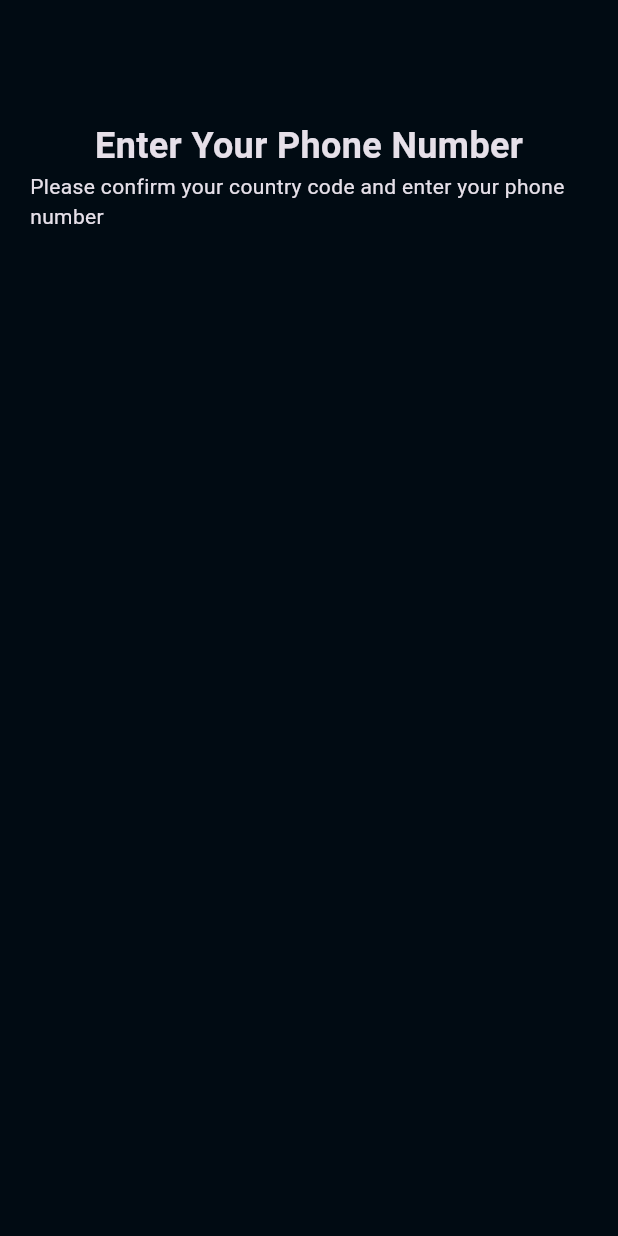
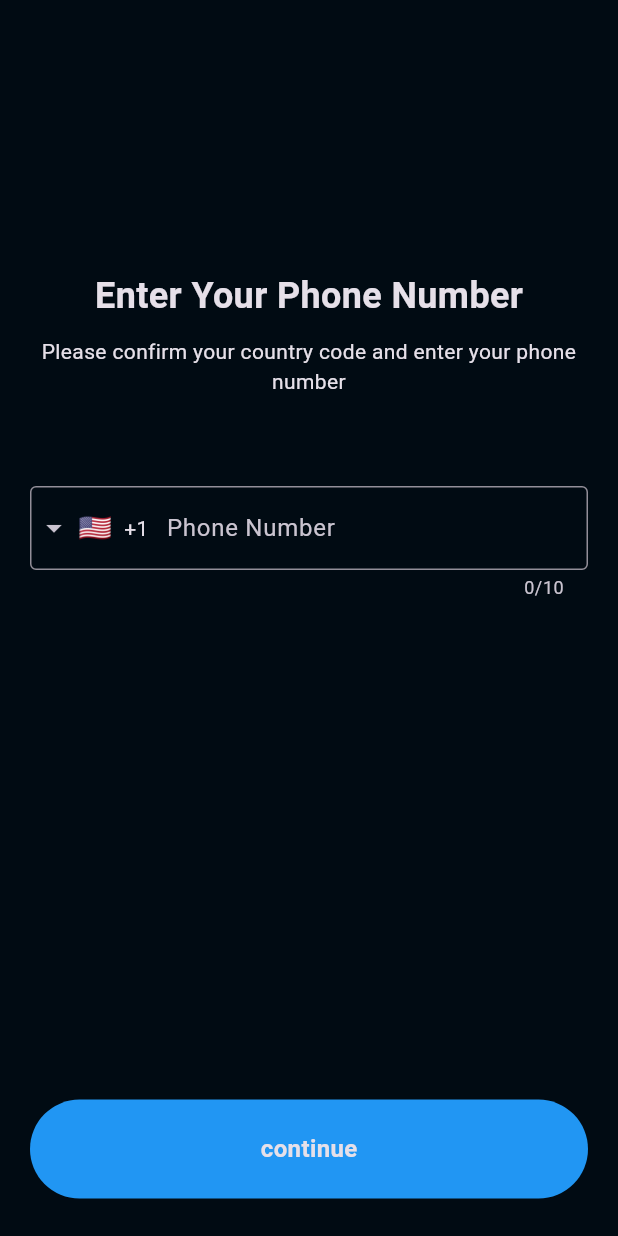
Before and after one commit to dragoncoder11/chatapp, a Flutter app: the screen it shows after launch, on a phone screen of 412 x 824 dp. Run offline on Flutter 3.47's test engine with Material 3 defaults, Android fonts, the phone set to English and light mode, and no system bars; drawn by our look-alikes of intl_phone_field.

```diff
--- /dev/null
+++ b/chatapp/lib/core/utils/custom_button.dart
@@ -0,0 +1,29 @@
+
+import 'package:chatapp/core/utils/styles.dart';
+import 'package:flutter/material.dart';
+
+class CustomButton extends StatelessWidget {
+  const CustomButton({super.key, required this.ontap, required this.title});
+  final Function()ontap;
+  final String title;
+
+  @override
+  Widget build(BuildContext context) {
+    return  GestureDetector(
+      onTap: ontap,
+      child: Padding(
+        padding: const EdgeInsets.only(bottom: 25),
+        child: Container(
+          height: MediaQuery.of(context).size.height*.08,
+          width: double.infinity,
+          decoration: BoxDecoration(
+                  color: Colors.blue,
+                  borderRadius: BorderRadius.circular(50)
+
+          ),
+          child: Center(child: Text(title,style:Styles.styles16w600,),),
+        ),
+      ),
+    );
+  }
+}
--- a/chatapp/lib/features/auth/presentation/views/login_page.dart
+++ b/chatapp/lib/features/auth/presentation/views/login_page.dart
@@ -2,11 +2,12 @@ import 'package:chatapp/features/auth/presentation/views/widgets/login_page_body
 import 'package:flutter/material.dart';
 
 class LoginPage extends StatelessWidget {
-  const LoginPage({super.key});
+  const LoginPage({super.key, });
  static String id='login page';
+
   @override
   Widget build(BuildContext context) {
-    return const Scaffold(
+    return  Scaffold(
       body: LoginPageBody(),
     );
   }
--- a/chatapp/lib/features/auth/presentation/views/widgets/login_page_body.dart
+++ b/chatapp/lib/features/auth/presentation/views/widgets/login_page_body.dart
@@ -1,17 +1,59 @@
+import 'package:chatapp/core/utils/custom_button.dart';
 import 'package:chatapp/core/utils/styles.dart';
+import 'package:chatapp/features/auth/presentation/views/otp_page.dart';
 import 'package:flutter/material.dart';
+import 'package:intl_phone_field/intl_phone_field.dart';
 
 class LoginPageBody extends StatelessWidget {
-  const LoginPageBody({super.key});
+   LoginPageBody({Key? key,}) : super(key: key);
+
+   TextEditingController controller=TextEditingController();
 
   @override
   Widget build(BuildContext context) {
-    return const Padding(
-      padding:  EdgeInsets.only(top: 80,right: 20,left: 20),
-      child:  Column(crossAxisAlignment: CrossAxisAlignment.center,
+    return Padding(
+      padding:const EdgeInsets.only(top: 180, right: 20, left: 20),
+      child: Column(
         children: [
-          Text('Enter Your Phone Number',style: Styles.styles24bold,),
-          Text('Please confirm your country code and enter your phone number',style: Styles.styles14w400,)
+          Expanded(
+            child: Column(
+              crossAxisAlignment: CrossAxisAlignment.center,
+              children: [
+               const Text(
+                  'Enter Your Phone Number',
+                  style: Styles.styles24bold,
+                ),
+               const SizedBox(height: 10),
+               const Text(
+                  'Please confirm your country code and enter your phone number',
+                  style: Styles.styles14w400,
+                  textAlign: TextAlign.center,
+                ),
+               const SizedBox(height: 60),
+                IntlPhoneField(
+                  cursorColor: Colors.white,
+                  controller: controller,
+                 decoration: InputDecoration(
+                    labelText: 'Phone Number',
+                    border:const OutlineInputBorder(
+                      borderSide: BorderSide(),
+
+                    ),
+           focusedBorder:  OutlineInputBorder(borderRadius: BorderRadius.circular(8),borderSide:const BorderSide(color: Colors.white)),
+                  ),
+                  languageCode: "en",
+
+
+                  ),
+
+              ],
+            ),
+          ),
+          CustomButton(ontap: (){
+           Navigator.of(context).pushNamed(OtpPage.id,arguments:
+              controller.text
+            );
+          }, title: 'continue')
         ],
       ),
     );
--- a/chatapp/lib/main.dart
+++ b/chatapp/lib/main.dart
@@ -1,5 +1,6 @@
 import 'package:chatapp/core/utils/constants.dart';
 import 'package:chatapp/features/auth/presentation/views/login_page.dart';
+import 'package:chatapp/features/auth/presentation/views/otp_page.dart';
 import 'package:chatapp/features/auth/presentation/views/splash.dart';
 import 'package:flutter/material.dart';
 
@@ -19,6 +20,7 @@ class MyApp extends StatelessWidget {
       routes: {
       SplashScreen.id:(context) => const SplashScreen(),
       LoginPage.id:(context) => const LoginPage(),
+      OtpPage.id:(context) => const OtpPage(),
       },
       initialRoute: SplashScreen.id,
      );
--- a/chatapp/pubspec.yaml
+++ b/chatapp/pubspec.yaml
@@ -30,6 +30,7 @@ environment:
 dependencies:
   flutter:
     sdk: flutter
+  intl_phone_field: ^3.2.0
 
 
   # The following adds the Cupertino Icons font to your application.
```
Also changed, not shown: chatapp/lib/features/auth/presentation/views/otp_page.dart (added, +14 -0 lines), chatapp/lib/features/auth/presentation/views/widgets/otp_page_body.dart (added, +41 -0 lines), chatapp/pubspec.lock.
